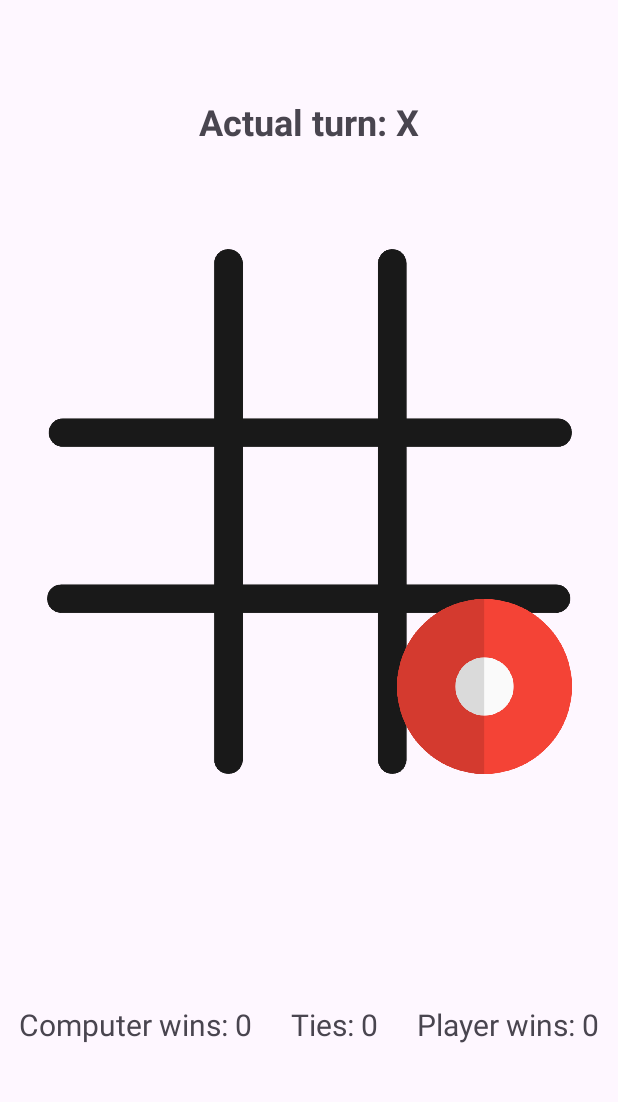
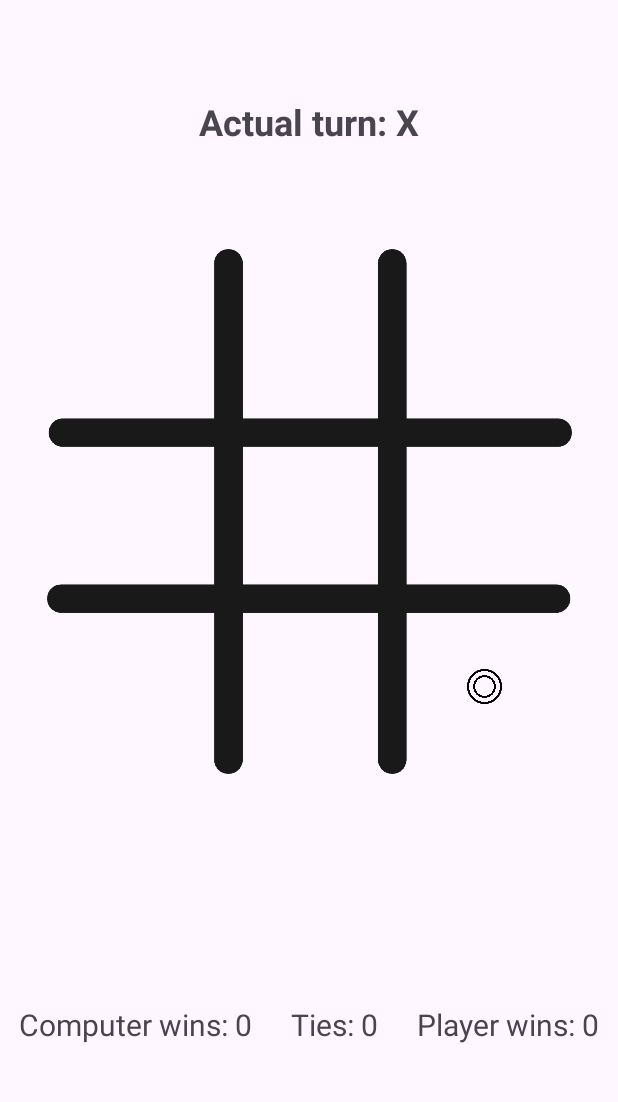
Before and after one commit to omanrique18/DADM-Ocas, an Android app: the TicTacToeActivity screen opened directly, with no data from a screen before it, on a phone screen of 412 x 824 dp, the part 96-1198 px from its top. Run offline under Robolectric (Android 15) with nearby library versions, the light colour scheme and no system bars; 2 statements that could not run were skipped.

Commit message:
Se modifican iconos y tamaños

```diff
--- a/reto3/TicTacToe/app/src/main/java/co/edu/unal/tic_tac_toe/GridView.kt
+++ b/reto3/TicTacToe/app/src/main/java/co/edu/unal/tic_tac_toe/GridView.kt
@@ -29,10 +29,10 @@ class GridView(context: Context, attrs: AttributeSet): View(context,attrs) {
         for (i in 0..8){
             val column = i % 3
             val row = i / 3
-            val left = column * tileWidth
-            val right = (column + 1) * tileWidth
-            val top = row * tileHeight
-            val bottom = (row + 1) * tileHeight
+            val left = column * tileWidth + 70
+            val right = (column + 1) * tileWidth - 70
+            val top = row * tileHeight + 70
+            val bottom = (row + 1) * tileHeight - 70
             val tileArea = Rect(left,top,right,bottom)
 
             if (board[i] == ticTacToe.xSymbol)
```
Also changed, not shown: reto3/TicTacToe/app/src/main/res/drawable/o_symbol.png, reto3/TicTacToe/app/src/main/res/drawable/x_symbol.png.
